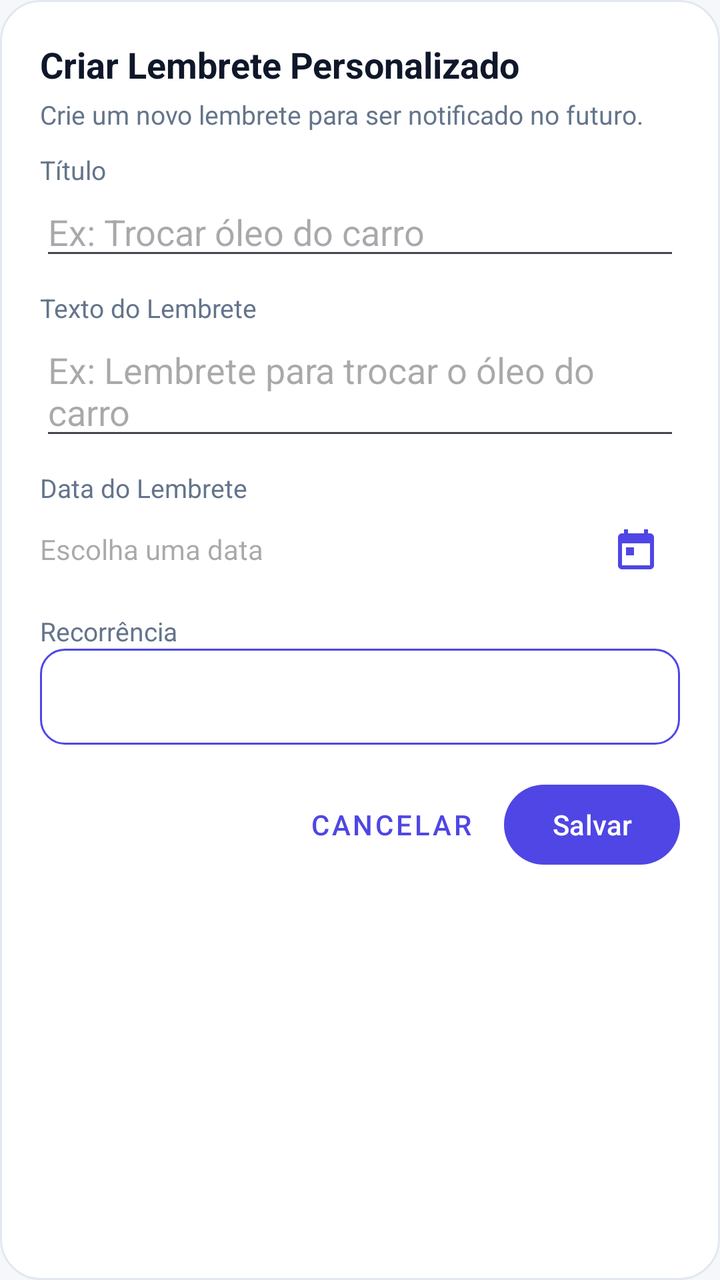
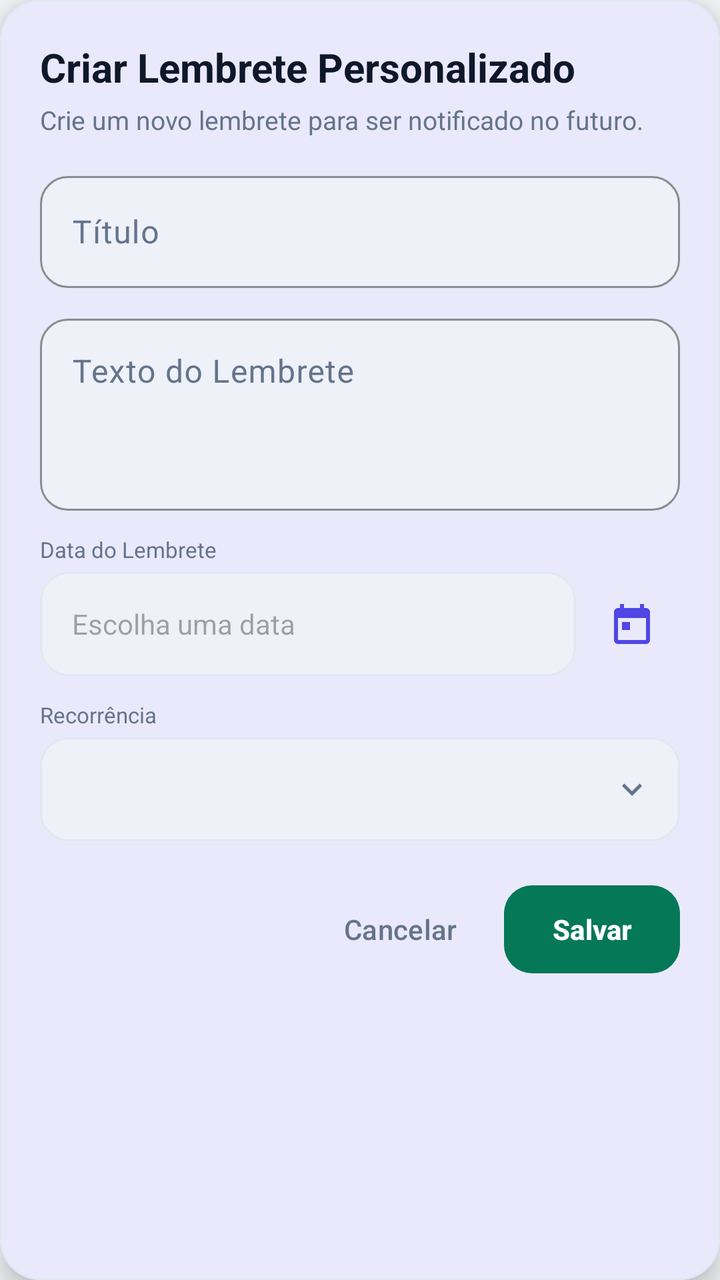

The first picture is an Android layout as it rendered before a commit; the second is the same layout after the commit. The layout source and the unified diff follow.
<!-- AndroidManifest.xml: application theme Theme.Appfinanceiro -->
<!-- res/layout/dialog_create_reminder.xml -->
<?xml version="1.0" encoding="utf-8"?>
<LinearLayout xmlns:android="http://schemas.android.com/apk/res/android"
    xmlns:app="http://schemas.android.com/apk/res-auto"
    android:layout_width="match_parent"
    android:layout_height="wrap_content"
    android:background="@drawable/bg_dialog"
    android:orientation="vertical"
    android:padding="20dp">

    <TextView
        android:layout_width="match_parent"
        android:layout_height="wrap_content"
        android:text="@string/notification_create_title"
        android:textColor="?attr/colorOnSurface"
        android:textSize="18sp"
        android:textStyle="bold" />

    <TextView
        android:layout_width="match_parent"
        android:layout_height="wrap_content"
        android:layout_marginTop="4dp"
        android:text="@string/notification_create_desc"
        android:textColor="?attr/colorOnSurfaceVariant"
        android:textSize="13sp" />

    <TextView
        style="@style/SettingsLabel"
        android:layout_width="match_parent"
        android:layout_height="wrap_content"
        android:text="@string/notification_field_title" />

    <EditText
        android:id="@+id/reminderTitleEditText"
        android:layout_width="match_parent"
        android:layout_height="wrap_content"
        android:hint="@string/notification_field_title_hint"
        android:inputType="textCapSentences"
        android:maxLength="255"
        android:singleLine="true" />

    <TextView
        style="@style/SettingsLabel"
        android:layout_width="match_parent"
        android:layout_height="wrap_content"
        android:text="@string/notification_field_text" />

    <EditText
        android:id="@+id/reminderTextEditText"
        android:layout_width="match_parent"
        android:layout_height="wrap_content"
        android:gravity="top|start"
        android:hint="@string/notification_field_text_hint"
        android:inputType="textCapSentences|textMultiLine"
        android:maxLength="1000"
        android:minLines="2" />

    <TextView
        style="@style/SettingsLabel"
        android:layout_width="match_parent"
        android:layout_height="wrap_content"
        android:text="@string/notification_field_date" />

    <LinearLayout
        android:layout_width="match_parent"
        android:layout_height="wrap_content"
        android:gravity="center_vertical"
        android:orientation="horizontal">

        <TextView
            android:id="@+id/reminderDateTextView"
            android:layout_width="0dp"
            android:layout_height="wrap_content"
            android:layout_weight="1"
            android:background="?attr/selectableItemBackground"
            android:clickable="true"
            android:focusable="true"
            android:hint="@string/notification_field_date_hint"
            android:paddingVertical="12dp"
            android:textColor="?attr/colorOnSurface"
            android:textSize="14sp" />

        <ImageButton
            android:id="@+id/reminderDateButton"
            android:layout_width="44dp"
            android:layout_height="44dp"
            android:background="?attr/selectableItemBackgroundBorderless"
            android:contentDescription="@string/notification_field_date"
            android:padding="10dp"
            android:src="@drawable/ic_month_calendar"
            app:tint="?attr/colorPrimary" />
    </LinearLayout>

    <TextView
        style="@style/SettingsLabel"
        android:layout_width="match_parent"
        android:layout_height="wrap_content"
        android:text="@string/notification_field_recurrence" />

    <Spinner
        android:id="@+id/reminderRecurrenceSpinner"
        android:layout_width="match_parent"
        android:layout_height="48dp"
        android:background="@drawable/glass_button_background"
        android:paddingStart="12dp"
        android:paddingEnd="12dp" />

    <LinearLayout
        android:layout_width="match_parent"
        android:layout_height="wrap_content"
        android:layout_marginTop="16dp"
        android:gravity="end"
        android:orientation="horizontal">

        <com.google.android.material.button.MaterialButton
            android:id="@+id/cancelReminderButton"
            style="@style/Widget.MaterialComponents.Button.TextButton"
            android:layout_width="wrap_content"
            android:layout_height="wrap_content"
            android:text="@string/history_cancel" />

        <com.google.android.material.button.MaterialButton
            android:id="@+id/saveReminderButton"
            android:layout_width="wrap_content"
            android:layout_height="wrap_content"
            android:layout_marginStart="8dp"
            android:text="@string/notification_save" />
    </LinearLayout>
</LinearLayout>
<!-- resources referenced by this layout -->
<resources>
  <!-- drawable bg_dialog (drawable) -->
  <?xml version="1.0" encoding="utf-8"?>
  <shape xmlns:android="http://schemas.android.com/apk/res/android"
      android:shape="rectangle">
      <solid android:color="?attr/colorSurface" />
      <corners android:radius="20dp" />
      <stroke
          android:width="1dp"
          android:color="?attr/colorOutline" />
  </shape>
  <!-- drawable glass_button_background (drawable) -->
  <?xml version="1.0" encoding="utf-8"?>
  <shape xmlns:android="http://schemas.android.com/apk/res/android"
      android:shape="rectangle">
  
      <solid android:color="?attr/colorSurface" />
  
      <corners android:radius="12dp" />
  
      <stroke
          android:width="1dp"
          android:color="?attr/colorPrimary" />
  
  </shape>
  <string name="history_cancel">Cancelar</string>
  <string name="notification_field_date">Data do Lembrete</string>
  <string name="notification_field_recurrence">Recorrência</string>
  <string name="notification_field_text">Texto do Lembrete</string>
  <string name="notification_field_text_hint">Ex: Lembrete para trocar o óleo do carro</string>
  <string name="notification_field_title">Título</string>
  <string name="notification_field_title_hint">Ex: Trocar óleo do carro</string>
  <string name="notification_save">Salvar</string>
  <style name="SettingsLabel">
          <item name="android:layout_marginTop">10dp</item>
          <item name="android:textColor">?attr/colorOnSurfaceVariant</item>
          <item name="android:textSize">13sp</item>
      </style>
  <color name="brand_primary">#FF4F46E5</color>
  <color name="on_brand">#FFFFFFFF</color>
  <color name="surface_variant">#FFEEF1F8</color>
  <color name="on_surface">#FF0F172A</color>
  <color name="brand_secondary">#FF0EA5E9</color>
  <color name="cta_primary">#FF047857</color>
  <color name="on_cta">#FFFFFFFF</color>
  <color name="surface">#FFFFFFFF</color>
  <color name="on_surface_variant">#FF64748B</color>
  <color name="surface_elevated">#FFFFFFFF</color>
  <color name="background">#FFF6F7FB</color>
  <color name="on_background">#FF0F172A</color>
  <color name="error">#FFDC2626</color>
  <color name="on_error">#FFFFFFFF</color>
  <color name="outline">#FFE2E8F0</color>
  <!-- unchanged entries left out for length: 6 -->
</resources>

<!-- the commit's change to res/layout/dialog_create_reminder.xml (unified diff, before → after) -->
@@ -1,128 +1,150 @@
 <?xml version="1.0" encoding="utf-8"?>
-<LinearLayout xmlns:android="http://schemas.android.com/apk/res/android"
+<com.google.android.material.card.MaterialCardView xmlns:android="http://schemas.android.com/apk/res/android"
     xmlns:app="http://schemas.android.com/apk/res-auto"
+    style="@style/ModernCard"
     android:layout_width="match_parent"
     android:layout_height="wrap_content"
-    android:background="@drawable/bg_dialog"
-    android:orientation="vertical"
-    android:padding="20dp">
-
-    <TextView
-        android:layout_width="match_parent"
-        android:layout_height="wrap_content"
-        android:text="@string/notification_create_title"
-        android:textColor="?attr/colorOnSurface"
-        android:textSize="18sp"
-        android:textStyle="bold" />
-
-    <TextView
-        android:layout_width="match_parent"
-        android:layout_height="wrap_content"
-        android:layout_marginTop="4dp"
-        android:text="@string/notification_create_desc"
-        android:textColor="?attr/colorOnSurfaceVariant"
-        android:textSize="13sp" />
-
-    <TextView
-        style="@style/SettingsLabel"
-        android:layout_width="match_parent"
-        android:layout_height="wrap_content"
-        android:text="@string/notification_field_title" />
-
-    <EditText
-        android:id="@+id/reminderTitleEditText"
-        android:layout_width="match_parent"
-        android:layout_height="wrap_content"
-        android:hint="@string/notification_field_title_hint"
-        android:inputType="textCapSentences"
-        android:maxLength="255"
-        android:singleLine="true" />
-
-    <TextView
-        style="@style/SettingsLabel"
-        android:layout_width="match_parent"
-        android:layout_height="wrap_content"
-        android:text="@string/notification_field_text" />
-
-    <EditText
-        android:id="@+id/reminderTextEditText"
-        android:layout_width="match_parent"
-        android:layout_height="wrap_content"
-        android:gravity="top|start"
-        android:hint="@string/notification_field_text_hint"
-        android:inputType="textCapSentences|textMultiLine"
-        android:maxLength="1000"
-        android:minLines="2" />
-
-    <TextView
-        style="@style/SettingsLabel"
-        android:layout_width="match_parent"
-        android:layout_height="wrap_content"
-        android:text="@string/notification_field_date" />
+    app:cardElevation="8dp">
 
     <LinearLayout
         android:layout_width="match_parent"
         android:layout_height="wrap_content"
-        android:gravity="center_vertical"
-        android:orientation="horizontal">
+        android:orientation="vertical"
+        android:padding="20dp">
 
         <TextView
-            android:id="@+id/reminderDateTextView"
-            android:layout_width="0dp"
+            android:layout_width="match_parent"
             android:layout_height="wrap_content"
-            android:layout_weight="1"
-            android:background="?attr/selectableItemBackground"
-            android:clickable="true"
-            android:focusable="true"
-            android:hint="@string/notification_field_date_hint"
-            android:paddingVertical="12dp"
+            android:text="@string/notification_create_title"
             android:textColor="?attr/colorOnSurface"
-            android:textSize="14sp" />
+            android:textSize="20sp"
+            android:textStyle="bold" />
 
-        <ImageButton
-            android:id="@+id/reminderDateButton"
-            android:layout_width="44dp"
-            android:layout_height="44dp"
-            android:background="?attr/selectableItemBackgroundBorderless"
-            android:contentDescription="@string/notification_field_date"
-            android:padding="10dp"
-            android:src="@drawable/ic_month_calendar"
-            app:tint="?attr/colorPrimary" />
+        <TextView
+            android:layout_width="match_parent"
+            android:layout_height="wrap_content"
+            android:layout_marginTop="4dp"
+            android:text="@string/notification_create_desc"
+            android:textColor="?attr/colorOnSurfaceVariant"
+            android:textSize="13sp" />
+
+        <com.google.android.material.textfield.TextInputLayout
+            style="@style/ModernTextInput"
+            android:layout_width="match_parent"
+            android:layout_height="wrap_content"
+            android:layout_marginTop="14dp"
+            android:hint="@string/notification_field_title">
+
+            <com.google.android.material.textfield.TextInputEditText
+                android:id="@+id/reminderTitleEditText"
+                android:layout_width="match_parent"
+                android:layout_height="56dp"
+                android:inputType="textCapSentences"
+                android:maxLength="255"
+                android:singleLine="true"
+                android:textColor="?attr/colorOnSurface" />
+        </com.google.android.material.textfield.TextInputLayout>
+
+        <com.google.android.material.textfield.TextInputLayout
+            style="@style/ModernTextInput"
+            android:layout_width="match_parent"
+            android:layout_height="wrap_content"
+            android:layout_marginTop="10dp"
+            android:hint="@string/notification_field_text">
+
+            <com.google.android.material.textfield.TextInputEditText
+                android:id="@+id/reminderTextEditText"
+                android:layout_width="match_parent"
+                android:layout_height="96dp"
+                android:gravity="top|start"
+                android:inputType="textCapSentences|textMultiLine"
+                android:maxLength="1000"
+                android:minLines="2"
+                android:textColor="?attr/colorOnSurface" />
+        </com.google.android.material.textfield.TextInputLayout>
+
+        <TextView
+            android:layout_width="match_parent"
+            android:layout_height="wrap_content"
+            android:layout_marginTop="12dp"
+            android:text="@string/notification_field_date"
+            android:textColor="?attr/colorOnSurfaceVariant"
+            android:textSize="11sp" />
+
+        <LinearLayout
+            android:layout_width="match_parent"
+            android:layout_height="wrap_content"
+            android:layout_marginTop="4dp"
+            android:gravity="center_vertical"
+            android:orientation="horizontal">
+
+            <TextView
+                android:id="@+id/reminderDateTextView"
+                android:layout_width="0dp"
+                android:layout_height="52dp"
+                android:layout_weight="1"
+                android:background="@drawable/bg_period_selector"
+                android:clickable="true"
+                android:focusable="true"
+                android:gravity="center_vertical"
+                android:hint="@string/notification_field_date_hint"
+                android:paddingStart="16dp"
+                android:paddingEnd="16dp"
+                android:textColor="?attr/colorOnSurface"
+                android:textSize="14sp" />
+
+            <ImageButton
+                android:id="@+id/reminderDateButton"
+                android:layout_width="48dp"
+                android:layout_height="48dp"
+                android:layout_marginStart="4dp"
+                android:background="?attr/selectableItemBackgroundBorderless"
+                android:contentDescription="@string/notification_field_date"
+                android:padding="12dp"
+                android:src="@drawable/ic_month_calendar"
+                app:tint="?attr/colorPrimary" />
+        </LinearLayout>
+
+        <TextView
+            android:layout_width="match_parent"
+            android:layout_height="wrap_content"
+            android:layout_marginTop="12dp"
+            android:text="@string/notification_field_recurrence"
+            android:textColor="?attr/colorOnSurfaceVariant"
+            android:textSize="11sp" />
+
+        <Spinner
+            android:id="@+id/reminderRecurrenceSpinner"
+            android:layout_width="match_parent"
+            android:layout_height="52dp"
+            android:layout_marginTop="4dp"
+            android:background="@drawable/bg_spinner_selector"
+            android:paddingStart="16dp"
+            android:paddingEnd="44dp" />
+
+        <LinearLayout
+            android:layout_width="match_parent"
+            android:layout_height="wrap_content"
+            android:layout_marginTop="18dp"
+            android:gravity="end"
+            android:orientation="horizontal">
+
+            <com.google.android.material.button.MaterialButton
+                android:id="@+id/cancelReminderButton"
+                style="@style/Widget.Material3.Button.TextButton"
+                android:layout_width="wrap_content"
+                android:layout_height="48dp"
+                android:text="@string/history_cancel"
+                android:textAllCaps="false"
+                android:textColor="?attr/colorOnSurfaceVariant" />
+
+            <com.google.android.material.button.MaterialButton
+                android:id="@+id/saveReminderButton"
+                style="@style/PrimaryCTAButton"
+                android:layout_width="wrap_content"
+                android:layout_height="52dp"
+                android:layout_marginStart="8dp"
+                android:text="@string/notification_save" />
+        </LinearLayout>
     </LinearLayout>
-
-    <TextView
-        style="@style/SettingsLabel"
-        android:layout_width="match_parent"
-        android:layout_height="wrap_content"
-        android:text="@string/notification_field_recurrence" />
-
-    <Spinner
-        android:id="@+id/reminderRecurrenceSpinner"
-        android:layout_width="match_parent"
-        android:layout_height="48dp"
-        android:background="@drawable/glass_button_background"
-        android:paddingStart="12dp"
-        android:paddingEnd="12dp" />
-
-    <LinearLayout
-        android:layout_width="match_parent"
-        android:layout_height="wrap_content"
-        android:layout_marginTop="16dp"
-        android:gravity="end"
-        android:orientation="horizontal">
-
-        <com.google.android.material.button.MaterialButton
-            android:id="@+id/cancelReminderButton"
-            style="@style/Widget.MaterialComponents.Button.TextButton"
-            android:layout_width="wrap_content"
-            android:layout_height="wrap_content"
-            android:text="@string/history_cancel" />
-
-        <com.google.android.material.button.MaterialButton
-            android:id="@+id/saveReminderButton"
-            android:layout_width="wrap_content"
-            android:layout_height="wrap_content"
-            android:layout_marginStart="8dp"
-            android:text="@string/notification_save" />
-    </LinearLayout>
-</LinearLayout>
+</com.google.android.material.card.MaterialCardView>
<!-- resource entries referenced after the edit -->
@@ -1,42 +1,78 @@
 <!-- resources referenced by this layout -->
 <resources>
-  <!-- drawable bg_dialog (drawable) -->
+  <!-- drawable bg_period_selector (drawable) -->
   <?xml version="1.0" encoding="utf-8"?>
   <shape xmlns:android="http://schemas.android.com/apk/res/android"
       android:shape="rectangle">
-      <solid android:color="?attr/colorSurface" />
-      <corners android:radius="20dp" />
+      <solid android:color="?attr/colorSurfaceVariant" />
+      <corners android:radius="14dp" />
       <stroke
           android:width="1dp"
           android:color="?attr/colorOutline" />
   </shape>
-  <!-- drawable glass_button_background (drawable) -->
+  <!-- drawable bg_spinner_selector (drawable) -->
   <?xml version="1.0" encoding="utf-8"?>
-  <shape xmlns:android="http://schemas.android.com/apk/res/android"
-      android:shape="rectangle">
-  
-      <solid android:color="?attr/colorSurface" />
-  
-      <corners android:radius="12dp" />
-  
-      <stroke
-          android:width="1dp"
-          android:color="?attr/colorPrimary" />
-  
-  </shape>
+  <layer-list xmlns:android="http://schemas.android.com/apk/res/android">
+      <item>
+          <shape android:shape="rectangle">
+              <solid android:color="?attr/colorSurfaceVariant" />
+              <corners android:radius="14dp" />
+              <stroke
+                  android:width="1dp"
+                  android:color="?attr/colorOutline" />
+          </shape>
+      </item>
+      <item
+          android:width="20dp"
+          android:height="20dp"
+          android:drawable="@drawable/ic_chevron_down"
+          android:gravity="end|center_vertical"
+          android:right="14dp" />
+  </layer-list>
   <string name="history_cancel">Cancelar</string>
   <string name="notification_field_date">Data do Lembrete</string>
   <string name="notification_field_recurrence">Recorrência</string>
   <string name="notification_field_text">Texto do Lembrete</string>
-  <string name="notification_field_text_hint">Ex: Lembrete para trocar o óleo do carro</string>
   <string name="notification_field_title">Título</string>
-  <string name="notification_field_title_hint">Ex: Trocar óleo do carro</string>
   <string name="notification_save">Salvar</string>
-  <style name="SettingsLabel">
-          <item name="android:layout_marginTop">10dp</item>
-          <item name="android:textColor">?attr/colorOnSurfaceVariant</item>
-          <item name="android:textSize">13sp</item>
+  <style name="ModernCard" parent="Widget.Material3.CardView.Filled">
+          <item name="cardBackgroundColor">?attr/colorSurface</item>
+          <item name="cardCornerRadius">20dp</item>
+          <item name="cardElevation">2dp</item>
+          <item name="strokeColor">?attr/colorOutline</item>
+          <item name="strokeWidth">1dp</item>
       </style>
+  <style name="ModernTextInput" parent="Widget.Material3.TextInputLayout.OutlinedBox">
+          <item name="boxBackgroundColor">?attr/colorSurfaceVariant</item>
+          <item name="boxStrokeColor">?attr/colorPrimary</item>
+          <item name="boxStrokeWidth">1dp</item>
+          <item name="boxStrokeWidthFocused">2dp</item>
+          <item name="android:textColorHint">?attr/colorOnSurfaceVariant</item>
+          <item name="hintTextColor">?attr/colorOnSurfaceVariant</item>
+          <item name="boxCornerRadiusTopStart">14dp</item>
+          <item name="boxCornerRadiusTopEnd">14dp</item>
+          <item name="boxCornerRadiusBottomStart">14dp</item>
+          <item name="boxCornerRadiusBottomEnd">14dp</item>
+      </style>
+  <style name="PrimaryCTAButton" parent="Widget.Material3.Button">
+          <item name="backgroundTint">?attr/colorTertiary</item>
+          <item name="android:textColor">?attr/colorOnTertiary</item>
+          <item name="android:textAllCaps">false</item>
+          <item name="android:textStyle">bold</item>
+          <item name="android:minHeight">52dp</item>
+          <item name="cornerRadius">14dp</item>
+      </style>
+  <!-- drawable ic_chevron_down (drawable) -->
+  <?xml version="1.0" encoding="utf-8"?>
+  <vector xmlns:android="http://schemas.android.com/apk/res/android"
+      android:width="24dp"
+      android:height="24dp"
+      android:viewportWidth="24"
+      android:viewportHeight="24">
+      <path
+          android:fillColor="@color/on_surface_variant"
+          android:pathData="M7.41,8.59L12,13.17l4.59,-4.58L18,10l-6,6 -6,-6z" />
+  </vector>
   <color name="brand_primary">#FF4F46E5</color>
   <color name="on_brand">#FFFFFFFF</color>
   <color name="surface_variant">#FFEEF1F8</color>
